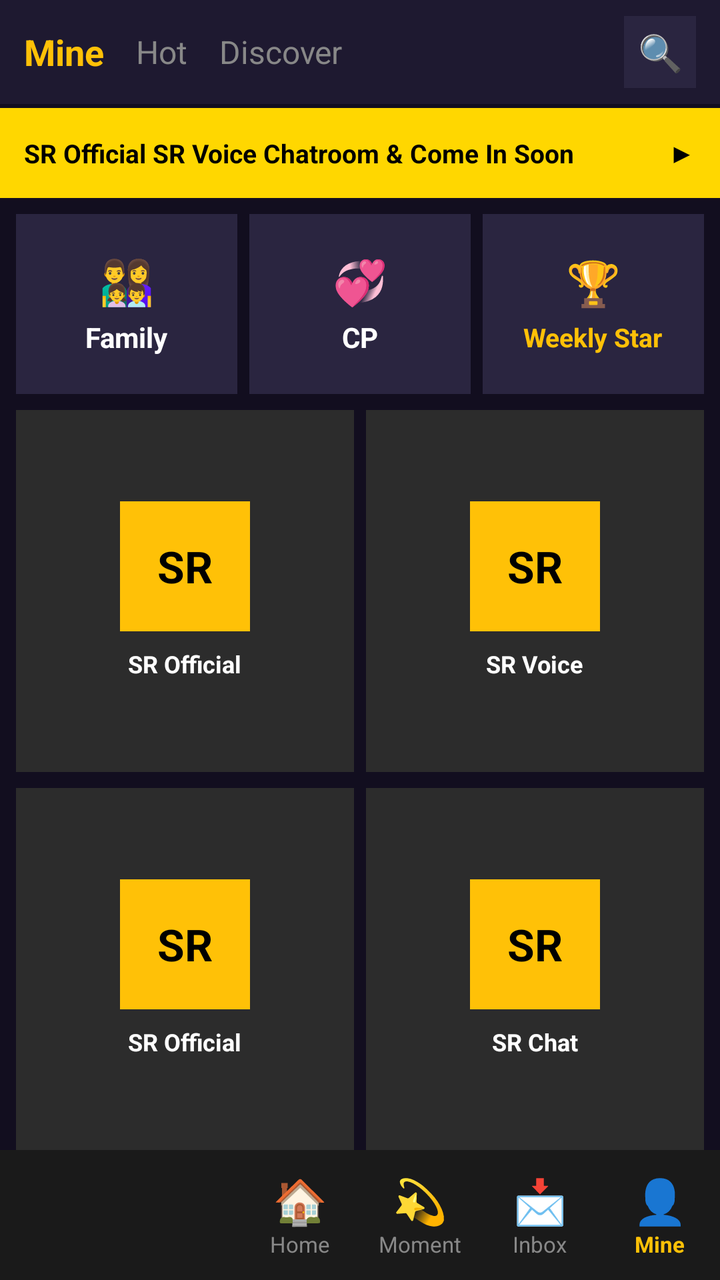
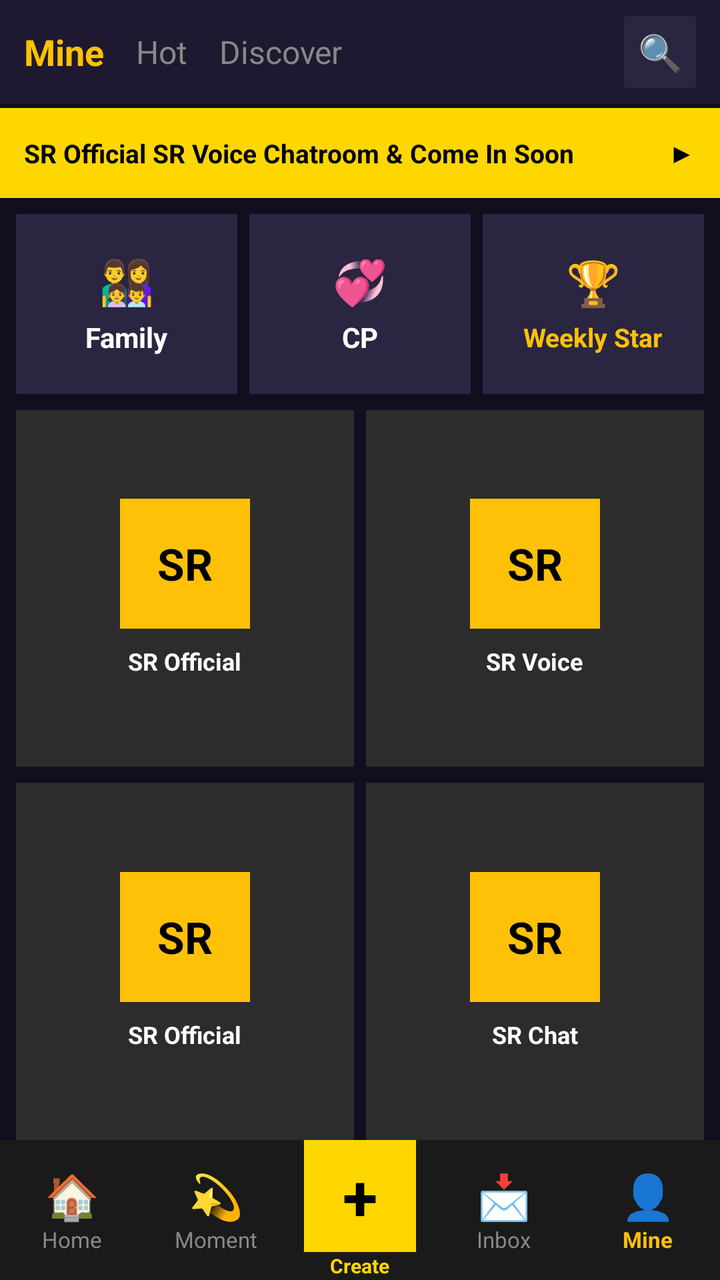

Compare the two renders of this Android layout. The source of the first and the diff that turns it into the second are given below.
<!-- AndroidManifest.xml: application theme Theme.SRVoiceChat -->
<!-- res/layout/activity_home.xml -->
<?xml version="1.0" encoding="utf-8"?>
<LinearLayout xmlns:android="http://schemas.android.com/apk/res/android"
    android:layout_width="match_parent"
    android:layout_height="match_parent"
    android:orientation="vertical"
    android:background="#120E1F">

    
    <LinearLayout android:layout_width="match_parent" android:layout_height="52dp" android:orientation="horizontal" android:background="#1E1930" android:gravity="center_vertical" android:paddingLeft="12dp" android:paddingRight="12dp">
        <TextView android:layout_width="wrap_content" android:layout_height="wrap_content" android:text="Mine" android:textColor="#FFC107" android:textStyle="bold" android:textSize="18sp" android:layout_marginRight="16dp"/>
        <TextView android:layout_width="wrap_content" android:layout_height="wrap_content" android:text="Hot" android:textColor="#888888" android:textSize="16sp" android:layout_marginRight="16dp"/>
        <TextView android:layout_width="wrap_content" android:layout_height="wrap_content" android:text="Discover" android:textColor="#888888" android:textSize="16sp"/>
        <View android:layout_width="0dp" android:layout_weight="1" android:layout_height="1dp"/>
        <TextView android:id="@+id/btnSearch" android:layout_width="36dp" android:layout_height="36dp" android:text="🔍" android:gravity="center" android:background="#2A2540" android:textSize="18sp"/>
    </LinearLayout>

    
    <LinearLayout android:layout_width="match_parent" android:layout_height="45dp" android:orientation="horizontal" android:background="#FFD700" android:gravity="center_vertical" android:paddingLeft="12dp" android:paddingRight="12dp" android:layout_marginTop="2dp">
        <TextView android:layout_width="0dp" android:layout_weight="1" android:layout_height="wrap_content" android:text="SR Official SR Voice Chatroom &amp; Come In Soon" android:textColor="#000000" android:textStyle="bold" android:textSize="13sp"/>
        <TextView android:layout_width="wrap_content" android:layout_height="wrap_content" android:text="▶" android:textColor="#000000"/>
    </LinearLayout>

    
    <LinearLayout android:layout_width="match_parent" android:layout_height="90dp" android:orientation="horizontal" android:layout_marginTop="8dp" android:paddingLeft="8dp" android:paddingRight="8dp">
        <LinearLayout android:layout_width="0dp" android:layout_weight="1" android:layout_height="match_parent" android:orientation="vertical" android:background="#2A2540" android:gravity="center" android:layout_marginRight="6dp">
            <TextView android:layout_width="wrap_content" android:layout_height="wrap_content" android:text="👨‍👩‍👧‍👦" android:textSize="22sp"/>
            <TextView android:layout_width="wrap_content" android:layout_height="wrap_content" android:text="Family" android:textColor="#FFFFFF" android:textStyle="bold" android:textSize="14sp" android:layout_marginTop="4dp"/>
        </LinearLayout>
        <LinearLayout android:layout_width="0dp" android:layout_weight="1" android:layout_height="match_parent" android:orientation="vertical" android:background="#2A2540" android:gravity="center" android:layout_marginRight="6dp">
            <TextView android:layout_width="wrap_content" android:layout_height="wrap_content" android:text="💞" android:textSize="22sp"/>
            <TextView android:layout_width="wrap_content" android:layout_height="wrap_content" android:text="CP" android:textColor="#FFFFFF" android:textStyle="bold" android:textSize="14sp" android:layout_marginTop="4dp"/>
        </LinearLayout>
        <LinearLayout android:layout_width="0dp" android:layout_weight="1" android:layout_height="match_parent" android:orientation="vertical" android:background="#2A2540" android:gravity="center">
            <TextView android:layout_width="wrap_content" android:layout_height="wrap_content" android:text="🏆" android:textSize="22sp"/>
            <TextView android:layout_width="wrap_content" android:layout_height="wrap_content" android:text="Weekly Star" android:textColor="#FFC107" android:textStyle="bold" android:textSize="13sp" android:layout_marginTop="4dp"/>
        </LinearLayout>
    </LinearLayout>

    
    <LinearLayout android:layout_width="match_parent" android:layout_height="0dp" android:layout_weight="1" android:orientation="vertical" android:paddingLeft="8dp" android:paddingRight="8dp" android:layout_marginTop="8dp">
        <LinearLayout android:layout_width="match_parent" android:layout_height="0dp" android:layout_weight="1" android:orientation="horizontal" android:layout_marginBottom="8dp">
            <LinearLayout android:id="@+id/room1" android:layout_width="0dp" android:layout_weight="1" android:layout_height="match_parent" android:orientation="vertical" android:background="#2C2C2C" android:gravity="center" android:layout_marginRight="6dp" android:paddingTop="10dp" android:paddingBottom="10dp">
                <TextView android:layout_width="65dp" android:layout_height="65dp" android:text="SR" android:background="#FFC107" android:gravity="center" android:textStyle="bold" android:textSize="22sp" android:textColor="#000000"/>
                <TextView android:layout_width="wrap_content" android:layout_height="wrap_content" android:text="SR Official" android:textColor="#FFFFFF" android:textStyle="bold" android:textSize="12sp" android:layout_marginTop="8dp"/>
            </LinearLayout>
            <LinearLayout android:id="@+id/room2" android:layout_width="0dp" android:layout_weight="1" android:layout_height="match_parent" android:orientation="vertical" android:background="#2C2C2C" android:gravity="center" android:paddingTop="10dp" android:paddingBottom="10dp">
                <TextView android:layout_width="65dp" android:layout_height="65dp" android:text="SR" android:background="#FFC107" android:gravity="center" android:textStyle="bold" android:textSize="22sp" android:textColor="#000000"/>
                <TextView android:layout_width="wrap_content" android:layout_height="wrap_content" android:text="SR Voice" android:textColor="#FFFFFF" android:textStyle="bold" android:textSize="12sp" android:layout_marginTop="8dp"/>
            </LinearLayout>
        </LinearLayout>
        <LinearLayout android:layout_width="match_parent" android:layout_height="0dp" android:layout_weight="1" android:orientation="horizontal">
            <LinearLayout android:id="@+id/room3" android:layout_width="0dp" android:layout_weight="1" android:layout_height="match_parent" android:orientation="vertical" android:background="#2C2C2C" android:gravity="center" android:layout_marginRight="6dp" android:paddingTop="10dp" android:paddingBottom="10dp">
                <TextView android:layout_width="65dp" android:layout_height="65dp" android:text="SR" android:background="#FFC107" android:gravity="center" android:textStyle="bold" android:textSize="22sp" android:textColor="#000000"/>
                <TextView android:layout_width="wrap_content" android:layout_height="wrap_content" android:text="SR Official" android:textColor="#FFFFFF" android:textStyle="bold" android:textSize="12sp" android:layout_marginTop="8dp"/>
            </LinearLayout>
            <LinearLayout android:id="@+id/room4" android:layout_width="0dp" android:layout_weight="1" android:layout_height="match_parent" android:orientation="vertical" android:background="#2C2C2C" android:gravity="center" android:paddingTop="10dp" android:paddingBottom="10dp">
                <TextView android:layout_width="65dp" android:layout_height="65dp" android:text="SR" android:background="#FFC107" android:gravity="center" android:textStyle="bold" android:textSize="22sp" android:textColor="#000000"/>
                <TextView android:layout_width="wrap_content" android:layout_height="wrap_content" android:text="SR Chat" android:textColor="#FFFFFF" android:textStyle="bold" android:textSize="12sp" android:layout_marginTop="8dp"/>
            </LinearLayout>
        </LinearLayout>
    </LinearLayout>

    
    <LinearLayout android:layout_width="match_parent" android:layout_height="65dp" android:orientation="horizontal" android:background="#1A1A1A" android:gravity="center_vertical">
        <View android:layout_width="0dp" android:layout_weight="1" android:layout_height="1dp"/>
        <LinearLayout android:layout_width="60dp" android:layout_height="match_parent" android:orientation="vertical" android:gravity="center"><TextView android:layout_width="wrap_content" android:layout_height="wrap_content" android:text="🏠" android:textSize="22sp"/><TextView android:layout_width="wrap_content" android:layout_height="wrap_content" android:text="Home" android:textColor="#888888" android:textSize="11sp"/></LinearLayout>
        <LinearLayout android:layout_width="60dp" android:layout_height="match_parent" android:orientation="vertical" android:gravity="center"><TextView android:layout_width="wrap_content" android:layout_height="wrap_content" android:text="💫" android:textSize="22sp"/><TextView android:layout_width="wrap_content" android:layout_height="wrap_content" android:text="Moment" android:textColor="#888888" android:textSize="11sp"/></LinearLayout>
        <LinearLayout android:layout_width="60dp" android:layout_height="match_parent" android:orientation="vertical" android:gravity="center"><TextView android:layout_width="wrap_content" android:layout_height="wrap_content" android:text="📩" android:textSize="22sp"/><TextView android:layout_width="wrap_content" android:layout_height="wrap_content" android:text="Inbox" android:textColor="#888888" android:textSize="11sp"/></LinearLayout>
        <LinearLayout android:layout_width="60dp" android:layout_height="match_parent" android:orientation="vertical" android:gravity="center"><TextView android:layout_width="wrap_content" android:layout_height="wrap_content" android:text="👤" android:textSize="22sp"/><TextView android:layout_width="wrap_content" android:layout_height="wrap_content" android:text="Mine" android:textColor="#FFC107" android:textStyle="bold" android:textSize="11sp"/></LinearLayout>
    </LinearLayout>
</LinearLayout>
<!-- resources referenced by this layout -->
<resources>
  <style name="Theme.SRVoiceChat" parent="Theme.Material3.DayNight.NoActionBar">
          <item name="colorPrimary">#FF4081</item>
          <item name="android:statusBarColor">#FF4081</item>
          <item name="android:windowLightStatusBar">true</item>
      </style>
</resources>

<!-- the commit's change to res/layout/activity_home.xml (unified diff, before → after) -->
@@ -39,21 +39,21 @@
     
     <LinearLayout android:layout_width="match_parent" android:layout_height="0dp" android:layout_weight="1" android:orientation="vertical" android:paddingLeft="8dp" android:paddingRight="8dp" android:layout_marginTop="8dp">
         <LinearLayout android:layout_width="match_parent" android:layout_height="0dp" android:layout_weight="1" android:orientation="horizontal" android:layout_marginBottom="8dp">
-            <LinearLayout android:id="@+id/room1" android:layout_width="0dp" android:layout_weight="1" android:layout_height="match_parent" android:orientation="vertical" android:background="#2C2C2C" android:gravity="center" android:layout_marginRight="6dp" android:paddingTop="10dp" android:paddingBottom="10dp">
+            <LinearLayout android:id="@+id/room1" android:layout_width="0dp" android:layout_weight="1" android:layout_height="match_parent" android:orientation="vertical" android:background="#2C2C2C" android:gravity="center" android:layout_marginRight="6dp">
                 <TextView android:layout_width="65dp" android:layout_height="65dp" android:text="SR" android:background="#FFC107" android:gravity="center" android:textStyle="bold" android:textSize="22sp" android:textColor="#000000"/>
                 <TextView android:layout_width="wrap_content" android:layout_height="wrap_content" android:text="SR Official" android:textColor="#FFFFFF" android:textStyle="bold" android:textSize="12sp" android:layout_marginTop="8dp"/>
             </LinearLayout>
-            <LinearLayout android:id="@+id/room2" android:layout_width="0dp" android:layout_weight="1" android:layout_height="match_parent" android:orientation="vertical" android:background="#2C2C2C" android:gravity="center" android:paddingTop="10dp" android:paddingBottom="10dp">
+            <LinearLayout android:id="@+id/room2" android:layout_width="0dp" android:layout_weight="1" android:layout_height="match_parent" android:orientation="vertical" android:background="#2C2C2C" android:gravity="center">
                 <TextView android:layout_width="65dp" android:layout_height="65dp" android:text="SR" android:background="#FFC107" android:gravity="center" android:textStyle="bold" android:textSize="22sp" android:textColor="#000000"/>
                 <TextView android:layout_width="wrap_content" android:layout_height="wrap_content" android:text="SR Voice" android:textColor="#FFFFFF" android:textStyle="bold" android:textSize="12sp" android:layout_marginTop="8dp"/>
             </LinearLayout>
         </LinearLayout>
         <LinearLayout android:layout_width="match_parent" android:layout_height="0dp" android:layout_weight="1" android:orientation="horizontal">
-            <LinearLayout android:id="@+id/room3" android:layout_width="0dp" android:layout_weight="1" android:layout_height="match_parent" android:orientation="vertical" android:background="#2C2C2C" android:gravity="center" android:layout_marginRight="6dp" android:paddingTop="10dp" android:paddingBottom="10dp">
+            <LinearLayout android:id="@+id/room3" android:layout_width="0dp" android:layout_weight="1" android:layout_height="match_parent" android:orientation="vertical" android:background="#2C2C2C" android:gravity="center" android:layout_marginRight="6dp">
                 <TextView android:layout_width="65dp" android:layout_height="65dp" android:text="SR" android:background="#FFC107" android:gravity="center" android:textStyle="bold" android:textSize="22sp" android:textColor="#000000"/>
                 <TextView android:layout_width="wrap_content" android:layout_height="wrap_content" android:text="SR Official" android:textColor="#FFFFFF" android:textStyle="bold" android:textSize="12sp" android:layout_marginTop="8dp"/>
             </LinearLayout>
-            <LinearLayout android:id="@+id/room4" android:layout_width="0dp" android:layout_weight="1" android:layout_height="match_parent" android:orientation="vertical" android:background="#2C2C2C" android:gravity="center" android:paddingTop="10dp" android:paddingBottom="10dp">
+            <LinearLayout android:id="@+id/room4" android:layout_width="0dp" android:layout_weight="1" android:layout_height="match_parent" android:orientation="vertical" android:background="#2C2C2C" android:gravity="center">
                 <TextView android:layout_width="65dp" android:layout_height="65dp" android:text="SR" android:background="#FFC107" android:gravity="center" android:textStyle="bold" android:textSize="22sp" android:textColor="#000000"/>
                 <TextView android:layout_width="wrap_content" android:layout_height="wrap_content" android:text="SR Chat" android:textColor="#FFFFFF" android:textStyle="bold" android:textSize="12sp" android:layout_marginTop="8dp"/>
             </LinearLayout>
@@ -61,11 +61,33 @@
     </LinearLayout>
 
     
-    <LinearLayout android:layout_width="match_parent" android:layout_height="65dp" android:orientation="horizontal" android:background="#1A1A1A" android:gravity="center_vertical">
-        <View android:layout_width="0dp" android:layout_weight="1" android:layout_height="1dp"/>
-        <LinearLayout android:layout_width="60dp" android:layout_height="match_parent" android:orientation="vertical" android:gravity="center"><TextView android:layout_width="wrap_content" android:layout_height="wrap_content" android:text="🏠" android:textSize="22sp"/><TextView android:layout_width="wrap_content" android:layout_height="wrap_content" android:text="Home" android:textColor="#888888" android:textSize="11sp"/></LinearLayout>
-        <LinearLayout android:layout_width="60dp" android:layout_height="match_parent" android:orientation="vertical" android:gravity="center"><TextView android:layout_width="wrap_content" android:layout_height="wrap_content" android:text="💫" android:textSize="22sp"/><TextView android:layout_width="wrap_content" android:layout_height="wrap_content" android:text="Moment" android:textColor="#888888" android:textSize="11sp"/></LinearLayout>
-        <LinearLayout android:layout_width="60dp" android:layout_height="match_parent" android:orientation="vertical" android:gravity="center"><TextView android:layout_width="wrap_content" android:layout_height="wrap_content" android:text="📩" android:textSize="22sp"/><TextView android:layout_width="wrap_content" android:layout_height="wrap_content" android:text="Inbox" android:textColor="#888888" android:textSize="11sp"/></LinearLayout>
-        <LinearLayout android:layout_width="60dp" android:layout_height="match_parent" android:orientation="vertical" android:gravity="center"><TextView android:layout_width="wrap_content" android:layout_height="wrap_content" android:text="👤" android:textSize="22sp"/><TextView android:layout_width="wrap_content" android:layout_height="wrap_content" android:text="Mine" android:textColor="#FFC107" android:textStyle="bold" android:textSize="11sp"/></LinearLayout>
+    <LinearLayout android:layout_width="match_parent" android:layout_height="70dp" android:orientation="horizontal" android:background="#1A1A1A" android:gravity="center_vertical">
+
+        <LinearLayout android:layout_width="0dp" android:layout_weight="1" android:layout_height="match_parent" android:orientation="vertical" android:gravity="center">
+            <TextView android:layout_width="wrap_content" android:layout_height="wrap_content" android:text="🏠" android:textSize="22sp"/>
+            <TextView android:layout_width="wrap_content" android:layout_height="wrap_content" android:text="Home" android:textColor="#888888" android:textSize="11sp"/>
+        </LinearLayout>
+
+        <LinearLayout android:layout_width="0dp" android:layout_weight="1" android:layout_height="match_parent" android:orientation="vertical" android:gravity="center">
+            <TextView android:layout_width="wrap_content" android:layout_height="wrap_content" android:text="💫" android:textSize="22sp"/>
+            <TextView android:layout_width="wrap_content" android:layout_height="wrap_content" android:text="Moment" android:textColor="#888888" android:textSize="11sp"/>
+        </LinearLayout>
+
+        
+        <LinearLayout android:layout_width="0dp" android:layout_weight="1" android:layout_height="match_parent" android:orientation="vertical" android:gravity="center">
+            <TextView android:id="@+id/btnPlus" android:layout_width="56dp" android:layout_height="56dp" android:text="+" android:textColor="#000000" android:textStyle="bold" android:textSize="32sp" android:gravity="center" android:background="#FFD700"/>
+            <TextView android:layout_width="wrap_content" android:layout_height="wrap_content" android:text="Create" android:textColor="#FFD700" android:textSize="10sp" android:textStyle="bold"/>
+        </LinearLayout>
+
+        <LinearLayout android:layout_width="0dp" android:layout_weight="1" android:layout_height="match_parent" android:orientation="vertical" android:gravity="center">
+            <TextView android:layout_width="wrap_content" android:layout_height="wrap_content" android:text="📩" android:textSize="22sp"/>
+            <TextView android:layout_width="wrap_content" android:layout_height="wrap_content" android:text="Inbox" android:textColor="#888888" android:textSize="11sp"/>
+        </LinearLayout>
+
+        <LinearLayout android:layout_width="0dp" android:layout_weight="1" android:layout_height="match_parent" android:orientation="vertical" android:gravity="center">
+            <TextView android:layout_width="wrap_content" android:layout_height="wrap_content" android:text="👤" android:textSize="22sp"/>
+            <TextView android:layout_width="wrap_content" android:layout_height="wrap_content" android:text="Mine" android:textColor="#FFC107" android:textStyle="bold" android:textSize="11sp"/>
+        </LinearLayout>
+
     </LinearLayout>
 </LinearLayout>
